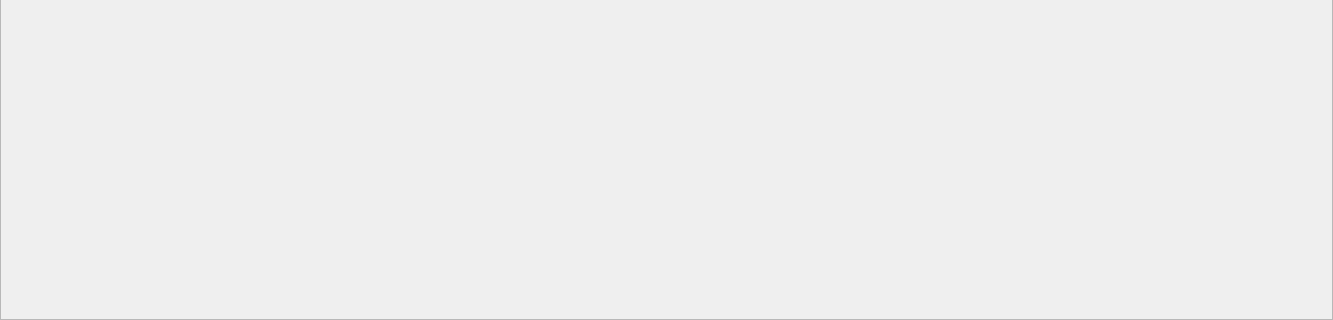
This is src/ui/qgscomposerbase.ui in carsmie/QGIS as Qt 5 draws it before an edit; both pictures show x 0 to 1333 and y 289 to 609 of the 1333 by 609 pixel window. The edited form follows.
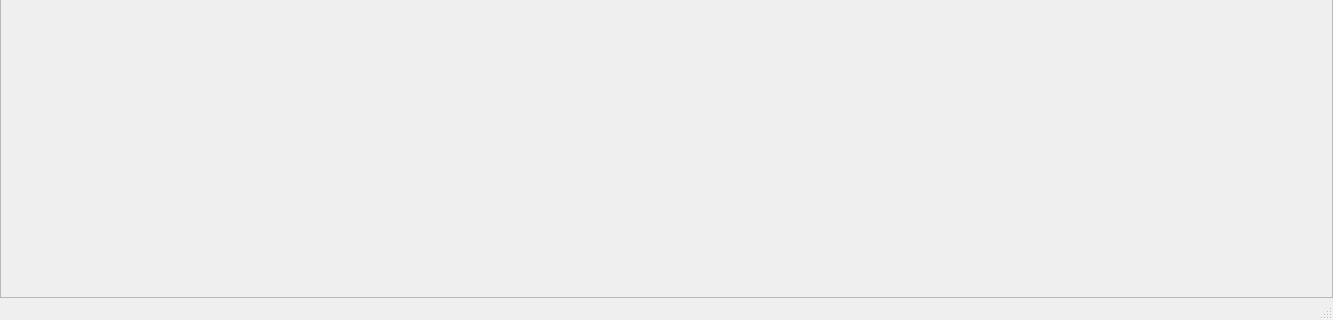
This is the edited form. Icons and pictures are not drawn.

Commit message: [FEATURE] Add status bar to composer window which shows current cursor position, details about selection resize/move

The edit to the form file:
```diff
--- a/src/ui/qgscomposerbase.ui
+++ b/src/ui/qgscomposerbase.ui
@@ -39,6 +39,7 @@
     </item>
    </layout>
   </widget>
+  <widget class="QStatusBar" name="mStatusBar"/>  
   <widget class="QToolBar" name="mComposerToolbar">
    <property name="windowTitle">
     <string>Composer</string>
```
The commit also changes 11 other files.
